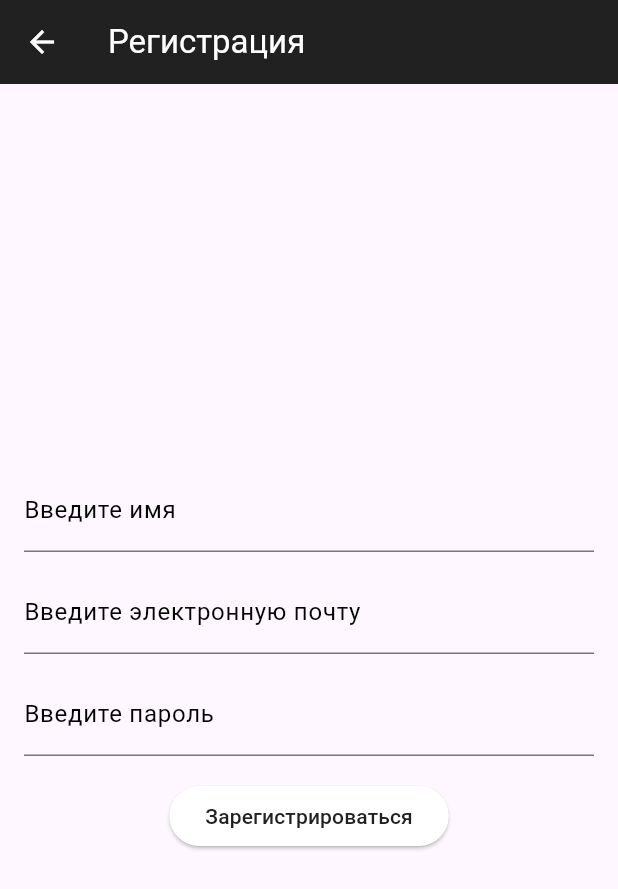
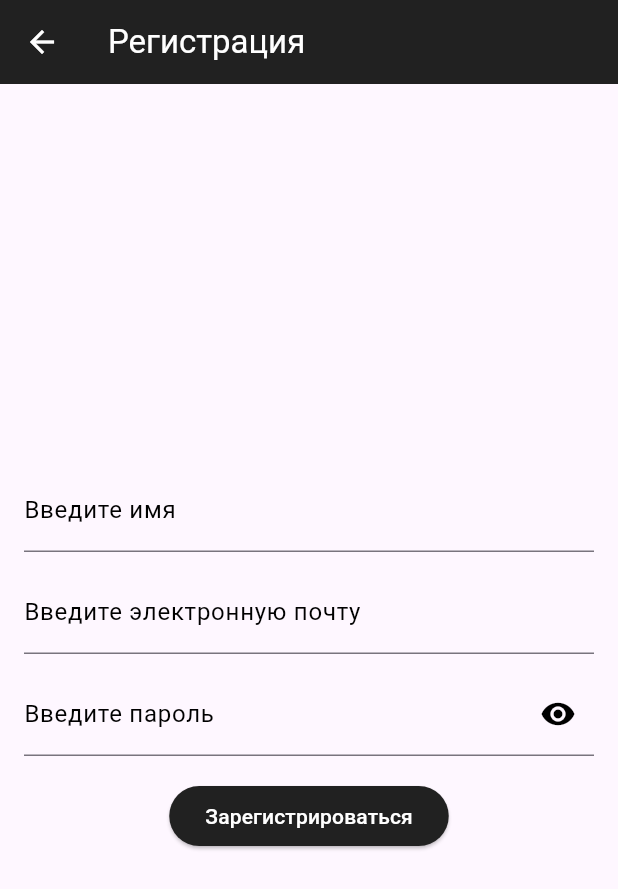
Before and after one commit to AndrushaKuznetsov20/VKR_recruitment_flutter, a Flutter app: the Register screen opened directly, after a tap on "Зарегистрироваться", on a phone screen of 412 x 824 dp. Shown: the top 889 px of the screen. Run offline on Flutter 3.47's test engine with Material 3 defaults, Android fonts, the phone set to English and light mode, and no system bars; our stand-ins replace jwt_decoder; network calls fail.

Commit message:
Добавление валидации

```diff
--- a/lib/PageScreen/Register.dart
+++ b/lib/PageScreen/Register.dart
@@ -3,7 +3,12 @@ import 'package:http/http.dart' as http;
 import 'dart:convert';
 import 'Home.dart';
 
-class Register extends StatelessWidget {
+class Register extends StatefulWidget {
+  @override
+  RegisterState createState() => RegisterState();
+}
+class RegisterState extends State<Register> {
+  bool _isObscure = true;
   final TextEditingController usernameController = TextEditingController();
   final TextEditingController emailController = TextEditingController();
   final TextEditingController passwordController = TextEditingController();
@@ -54,11 +59,21 @@ class Register extends StatelessWidget {
             SizedBox(height: 12.0),
             TextField(
               controller: passwordController,
+              obscureText: _isObscure,
               decoration: InputDecoration(
                 labelText: 'Введите пароль',
                 labelStyle: TextStyle(color: Colors.black),
                 focusedBorder: OutlineInputBorder(
                   borderSide: BorderSide(color: Colors.black),
+                ),
+                suffixIcon: IconButton(
+                  icon: Icon(_isObscure ? Icons.visibility : Icons.visibility_off),
+                  color: Colors.black,
+                  onPressed: () {
+                    setState(() {
+                      _isObscure = !_isObscure;
+                    });
+                  },
                 ),
               ),
               cursorColor: Colors.black,
@@ -71,8 +86,8 @@ class Register extends StatelessWidget {
               },
               child: Text('Зарегистрироваться'),
               style: ButtonStyle(
-                backgroundColor: MaterialStateProperty.all<Color>(Colors.white),
-                foregroundColor: MaterialStateProperty.all<Color>(Colors.grey.shade900),
+                backgroundColor: MaterialStateProperty.all<Color>(Colors.grey.shade900),
+                foregroundColor: MaterialStateProperty.all<Color>(Colors.white),
               ),
             ),
           ],
@@ -82,43 +97,84 @@ class Register extends StatelessWidget {
   }
 
   Future<void> register(BuildContext context) async{
-    String name = usernameController.text;
+    String username = usernameController.text;
     String email = emailController.text;
     String password = passwordController.text;
 
-    final url = Uri.parse('http://localhost:8092/auth/sign-up');
+    final url = Uri.parse('http://192.168.0.186:8092/auth/sign-up');
     final headers = {'Content-Type': 'application/json'};
     final body = jsonEncode({
-      'name': name,
+      'username': username,
       'email': email,
       'password': password
     });
 
     final response = await http.post(url, headers: headers, body: body);
 
-    if (response.statusCode == 200) {
+    if (response.statusCode == 200)
+    {
       ScaffoldMessenger.of(context).showSnackBar(
         SnackBar(
           content: Text(response.body),
         ),
       );
       Navigator.push(context, MaterialPageRoute(builder: (context) => Home()));
-    } else {
+    }
+    if(response.statusCode == 403)
+      {
         showDialog(
           context: context,
-        builder: (context) => AlertDialog(
+          builder: (context) =>
+              AlertDialog(
                 title: Text('Ошибка!'),
-          content: Text('Пользователь с таким именем уже существует!'),
+                content: Text('Пользователь с таким email уже существует!'),
                 actions: [
-            TextButton(
+                  ElevatedButton(
                     onPressed: () {
                       Navigator.pop(context);
                     },
-              child: Text('OK'),
+                    child: Text('ОК'),
+                    style: ButtonStyle(
+                      backgroundColor: MaterialStateProperty.all<Color>(Colors.grey.shade900),
+                      foregroundColor: MaterialStateProperty.all<Color>(Colors.white),
+                    ),
                   ),
                 ],
               ),
         );
       }
+
+    if(response.statusCode == 409)
+    {
+      showDialog(
+        context: context,
+        builder: (context) =>
+            AlertDialog(
+              title: Text('Ошибка!'),
+              content: Text('Пользователь с таким именем уже существует!'),
+              actions: [
+                ElevatedButton(
+                  onPressed: () {
+                    Navigator.pop(context);
+                  },
+                  child: Text('ОК'),
+                  style: ButtonStyle(
+                    backgroundColor: MaterialStateProperty.all<Color>(Colors.grey.shade900),
+                    foregroundColor: MaterialStateProperty.all<Color>(Colors.white),
+                  ),
+                ),
+              ],
+            ),
+      );
+    }
+
+    if(response.statusCode == 400)
+    {
+      ScaffoldMessenger.of(context).showSnackBar(
+        SnackBar(
+          content: Text(response.body),
+        ),
+      );
     }
   }
+}
```
Also changed, not shown: lib/PageScreen/Login.dart (+109 -7 lines), pubspec.lock. Lines whose indentation alone changed are shown as unchanged.
